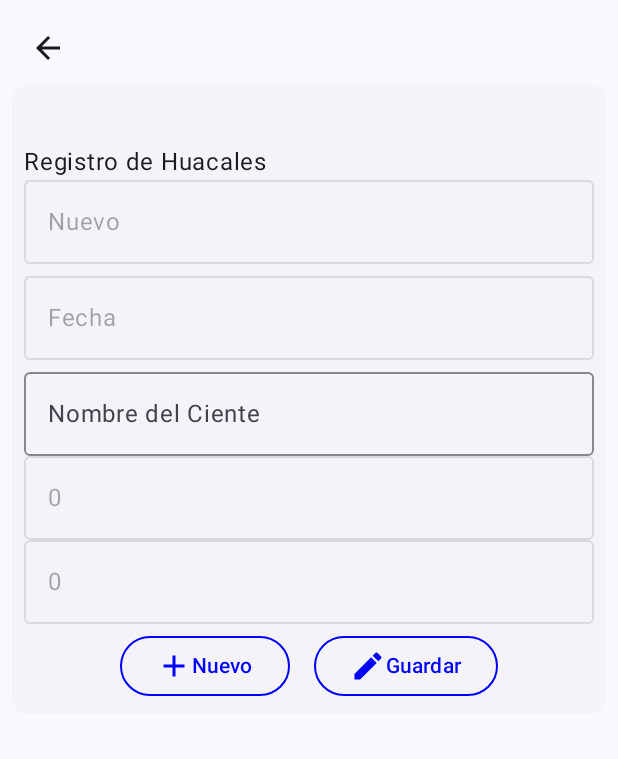
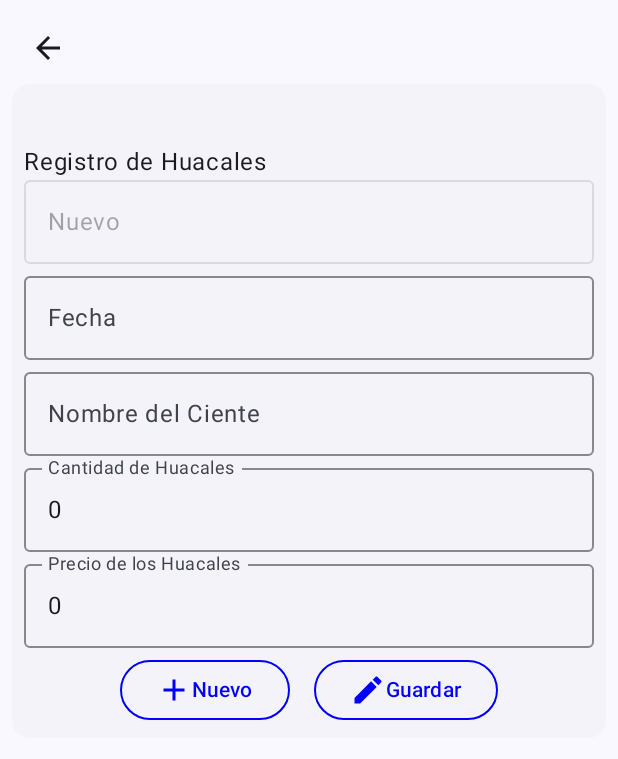
Before and after one commit to Joseph792/JosephCamilo_Ap2_P1, an Android app built with Jetpack Compose: the screen it shows after launch (MainActivity), after a tap on "Create a new Entrada", on a phone screen of 412 x 824 dp. Shown: the top 759 px of the screen. Run offline under Robolectric (Android 15) with nearby library versions, the phone set to English and light mode, and no system bars; our stand-ins replace Dagger/Hilt's generated code, Room's generated code.

Commit message:
Arreglos del Parcial

```diff
--- a/app/src/main/AndroidManifest.xml
+++ b/app/src/main/AndroidManifest.xml
@@ -3,6 +3,7 @@
     xmlns:tools="http://schemas.android.com/tools">
 
     <application
+        android:name=".RegistroHuacalesApp"
         android:allowBackup="true"
         android:dataExtractionRules="@xml/data_extraction_rules"
         android:fullBackupContent="@xml/backup_rules"
--- /dev/null
+++ b/app/src/main/java/com/example/josephcamilo_ap2_p1/RegistroHuacalesApp.kt
@@ -0,0 +1,8 @@
+package com.example.josephcamilo_ap2_p1
+
+import android.app.Application
+import dagger.hilt.android.HiltAndroidApp
+
+@HiltAndroidApp
+class RegistroHuacalesApp: Application() {
+}
--- a/app/src/main/java/com/example/josephcamilo_ap2_p1/presentation/entrada/EntradaScreen.kt
+++ b/app/src/main/java/com/example/josephcamilo_ap2_p1/presentation/entrada/EntradaScreen.kt
@@ -103,16 +103,19 @@ fun EntradaBodyScreen(
                     )
 
                     OutlinedTextField(
-                        value = uiState.fecha.toString(),
-                        onValueChange = {},
+                        value = uiState.fecha ?: "Fecha",
+                        onValueChange = { onEvent(EntradaEvent.FechaChange(it))},
                         label = { Text("Fecha") },
                         modifier = Modifier.fillMaxWidth(),
-                        readOnly = true,
-                        enabled = false
+                        colors = OutlinedTextFieldDefaults.colors(
+                            focusedBorderColor = Color.Blue,
+                            unfocusedBorderColor = Color.Gray,
+                            focusedLabelColor = Color.Blue
+                        )
                     )
 
                     OutlinedTextField(
-                        value = uiState.nombreCiente ?: "",
+                        value = uiState.nombreCiente ?: "Nombre del Ciente",
                         onValueChange = { onEvent(EntradaEvent.NombreCienteChange(it))},
                         label = { Text("Nombre del Ciente") },
                         modifier = Modifier.fillMaxWidth(),
@@ -126,17 +129,25 @@ fun EntradaBodyScreen(
                     OutlinedTextField(
                         value = uiState.cantidad?.toString() ?: "Cantidad de Huacales",
                         onValueChange = {onEvent(EntradaEvent.CantidadChange(0))},
+                        label = { Text("Cantidad de Huacales") },
                         modifier = Modifier.fillMaxWidth(),
-                        readOnly = true,
-                        enabled = false
+                        colors = OutlinedTextFieldDefaults.colors(
+                            focusedBorderColor = Color.Blue,
+                            unfocusedBorderColor = Color.Gray,
+                            focusedLabelColor = Color.Blue
+                        )
                     )
 
                     OutlinedTextField(
                         value = uiState.precio?.toString() ?: "Precio de los Huacales",
                         onValueChange = {onEvent(EntradaEvent.PrecioChange(0))},
+                        label = { Text("Precio de los Huacales") },
                         modifier = Modifier.fillMaxWidth(),
-                        readOnly = true,
-                        enabled = false
+                        colors = OutlinedTextFieldDefaults.colors(
+                            focusedBorderColor = Color.Blue,
+                            unfocusedBorderColor = Color.Gray,
+                            focusedLabelColor = Color.Blue
+                        )
                     )
 
                     Spacer(modifier = Modifier.padding(2.dp))
```
